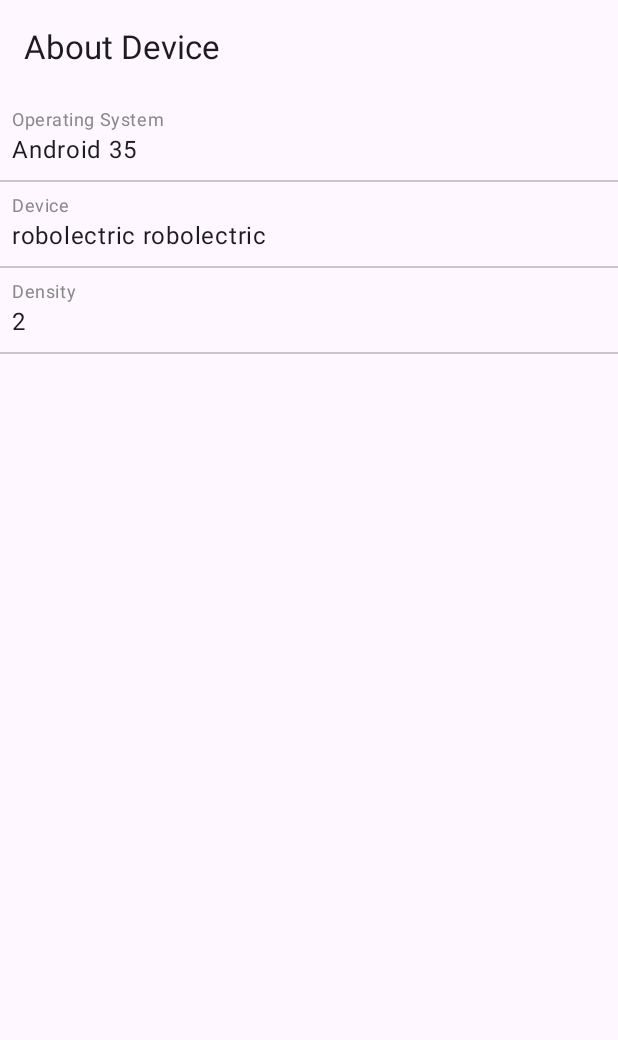
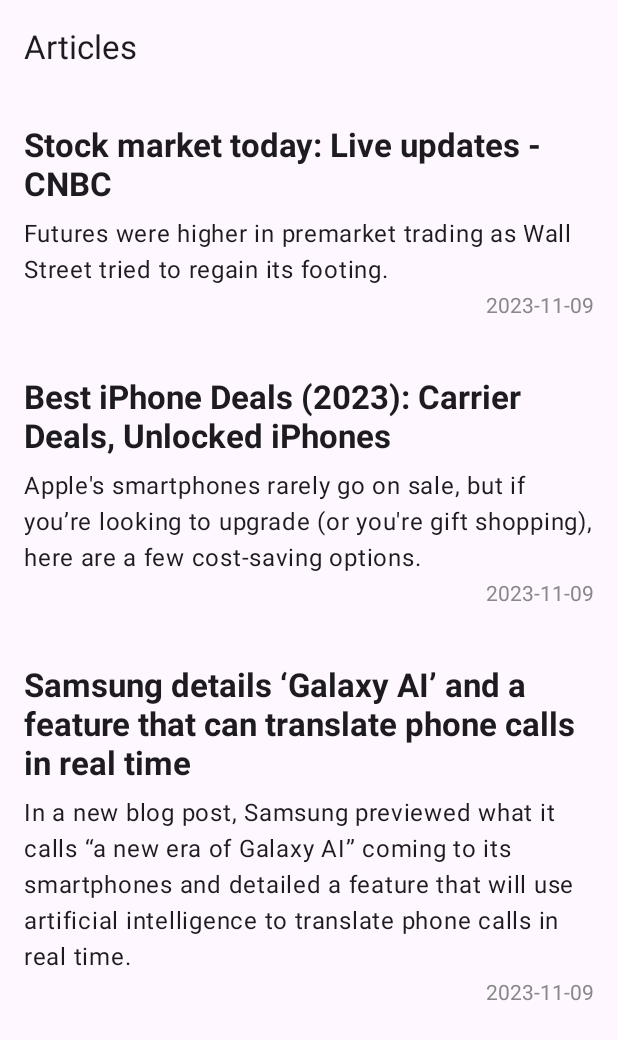
Before and after one commit to ingjohnguerrero/DailyPulse, an Android app built with Jetpack Compose: the screen it shows after launch (MainActivity), on a phone screen of 412 x 824 dp. Shown: the top 1040 px of the screen. Run offline under Robolectric (Android 15) with nearby library versions, the phone set to English and light mode, and no system bars; pictures from the network do not load.

Commit message:
feat (androidApp): Add UI implementation

```diff
--- a/androidApp/build.gradle.kts
+++ b/androidApp/build.gradle.kts
@@ -42,5 +42,6 @@ dependencies {
     implementation(libs.compose.ui.tooling.preview)
     implementation(libs.compose.material3)
     implementation(libs.androidx.activity.compose)
+    implementation(libs.coil.compose)
     debugImplementation(libs.compose.ui.tooling)
 }
--- a/androidApp/src/main/AndroidManifest.xml
+++ b/androidApp/src/main/AndroidManifest.xml
@@ -1,5 +1,7 @@
 <?xml version="1.0" encoding="utf-8"?>
 <manifest xmlns:android="http://schemas.android.com/apk/res/android">
+
+    <uses-permission android:name="android.permission.INTERNET" />
 
     <application
         android:allowBackup="false"
--- a/androidApp/src/main/java/com/petros/efthumiou/dailypulse/android/MainActivity.kt
+++ b/androidApp/src/main/java/com/petros/efthumiou/dailypulse/android/MainActivity.kt
@@ -3,18 +3,22 @@ package com.petros.efthumiou.dailypulse.android
 import android.os.Bundle
 import androidx.activity.ComponentActivity
 import androidx.activity.compose.setContent
+import androidx.activity.viewModels
 import androidx.compose.foundation.layout.fillMaxSize
 import androidx.compose.material3.*
 import androidx.compose.runtime.Composable
 import androidx.compose.ui.Modifier
 import androidx.compose.ui.tooling.preview.Preview
 import com.petros.efthumiou.dailypulse.Platform
+import com.petros.efthumiou.dailypulse.android.screens.AboutScreen
+import com.petros.efthumiou.dailypulse.android.screens.ArticlesScreen
+import com.petros.efthumiou.dailypulse.articles.ArticlesViewModel
 
 class MainActivity : ComponentActivity() {
     override fun onCreate(savedInstanceState: Bundle?) {
         super.onCreate(savedInstanceState)
 
-        Platform().logSystemInfo()
+        val articlesViewModel: ArticlesViewModel by viewModels()
 
         setContent {
             MyApplicationTheme {
@@ -22,7 +26,7 @@ class MainActivity : ComponentActivity() {
                     modifier = Modifier.fillMaxSize(),
                     color = MaterialTheme.colorScheme.background
                 ) {
-                    AboutScreen()
+                    ArticlesScreen(articlesViewModel = articlesViewModel)
                 }
             }
         }
--- a/androidApp/src/main/java/com/petros/efthumiou/dailypulse/android/AboutScreen.kt
+++ b/androidApp/src/main/java/com/petros/efthumiou/dailypulse/android/screens/AboutScreen.kt
@@ -1,4 +1,4 @@
-package com.petros.efthumiou.dailypulse.android
+package com.petros.efthumiou.dailypulse.android.screens
 import androidx.compose.foundation.layout.Column
 import androidx.compose.foundation.layout.fillMaxSize
 import androidx.compose.foundation.layout.fillMaxWidth
--- /dev/null
+++ b/androidApp/src/main/java/com/petros/efthumiou/dailypulse/android/screens/ArticlesScreen.kt
@@ -0,0 +1,127 @@
+package com.petros.efthumiou.dailypulse.android.screens
+
+import androidx.compose.foundation.layout.Box
+import androidx.compose.foundation.layout.Column
+import androidx.compose.foundation.layout.Spacer
+import androidx.compose.foundation.layout.fillMaxSize
+import androidx.compose.foundation.layout.fillMaxWidth
+import androidx.compose.foundation.layout.height
+import androidx.compose.foundation.layout.padding
+import androidx.compose.foundation.layout.width
+import androidx.compose.foundation.lazy.LazyColumn
+import androidx.compose.foundation.lazy.items
+import androidx.compose.material.icons.Icons
+import androidx.compose.material.icons.outlined.Info
+import androidx.compose.material3.CircularProgressIndicator
+import androidx.compose.material3.ExperimentalMaterial3Api
+import androidx.compose.material3.Icon
+import androidx.compose.material3.IconButton
+import androidx.compose.material3.MaterialTheme
+import androidx.compose.material3.Text
+import androidx.compose.material3.TopAppBar
+import androidx.compose.runtime.Composable
+import androidx.compose.runtime.collectAsState
+import androidx.compose.ui.Alignment
+import androidx.compose.ui.Modifier
+import androidx.compose.ui.graphics.Color
+import androidx.compose.ui.layout.ContentScale
+import androidx.compose.ui.text.TextStyle
+import androidx.compose.ui.text.font.FontWeight
+import androidx.compose.ui.text.style.TextAlign
+import androidx.compose.ui.unit.dp
+import androidx.compose.ui.unit.sp
+import coil.compose.AsyncImage
+
+import com.petros.efthumiou.dailypulse.articles.Article
+import com.petros.efthumiou.dailypulse.articles.ArticlesViewModel
+
+
+@Composable
+fun ArticlesScreen(
+    articlesViewModel: ArticlesViewModel
+){
+    val articlesState = articlesViewModel.articlesState.collectAsState()
+
+    Column {
+        AppBar()
+        if (articlesState.value.loading)
+            Loader()
+        if (articlesState.value.error != null)
+            ErrorMessage(message = articlesState.value.error ?: "I've got an error")
+        if (articlesState.value.articles.isNotEmpty())
+            ArticlesListView(articlesViewModel.articlesState.value.articles)
+    }
+}
+
+@OptIn(ExperimentalMaterial3Api::class)
+@Composable
+private fun AppBar(
+){
+    TopAppBar(
+        title = { Text(text = "Articles") }
+    )
+}
+
+@Composable
+private fun ArticlesListView(articles: List<Article>) {
+    LazyColumn(modifier = Modifier.fillMaxSize()){
+        items(articles) { article ->
+            ArticleItemView(article = article)
+        }
+    }
+}
+
+@Composable
+fun ArticleItemView(article: Article) {
+    Column(
+        modifier = Modifier
+            .fillMaxWidth()
+            .padding(16.dp)
+    ) {
+        AsyncImage(
+            model = article.imageUrl,
+            contentDescription = null
+        )
+        Spacer(modifier = Modifier.height(4.dp))
+        Text(
+            text = article.title,
+            style = TextStyle(fontWeight =  FontWeight.Bold, fontSize = 22.sp)
+        )
+        Spacer(modifier = Modifier.height(8.dp))
+        Text(text = article.description)
+        Spacer(modifier = Modifier.height(4.dp))
+        Text(
+            text = article.date,
+            style = TextStyle(color = Color.Gray),
+            modifier = Modifier.align(Alignment.End)
+        )
+        Spacer(modifier = Modifier.height(4.dp))
+    }
+}
+
+@Composable
+private fun Loader() {
+    Box(
+        modifier = Modifier.fillMaxSize(),
+        contentAlignment = Alignment.Center
+    ) {
+        CircularProgressIndicator(
+            modifier = Modifier.width(64.dp),
+            color = MaterialTheme.colorScheme.surfaceVariant,
+            trackColor = MaterialTheme.colorScheme.secondary
+        )
+    }
+}
+
+@Composable
+private fun ErrorMessage(message: String) {
+    Box(
+        modifier = Modifier.fillMaxSize(),
+        contentAlignment = Alignment.Center
+    ) {
+        Text(
+            text = message,
+            style = TextStyle(fontSize = 28.sp, textAlign = TextAlign.Center)
+        )
+    }
+}
--- a/gradle/libs.versions.toml
+++ b/gradle/libs.versions.toml
@@ -1,10 +1,12 @@
 [versions]
 agp = "8.9.1"
+coilCompose = "2.5.0"
 kotlin = "2.0.0"
 compose = "1.5.4"
 compose-material3 = "1.1.2"
 androidx-activityCompose = "1.8.0"
 kotlinxCoroutinesCore = "1.7.3"
+kamelImage = "0.9.4"
 lifecycleViewmodelKtx = "2.8.7"
 
 [libraries]
@@ -17,6 +19,9 @@ compose-ui-tooling-preview = { module = "androidx.compose.ui:ui-tooling-preview"
 compose-foundation = { module = "androidx.compose.foundation:foundation", version.ref = "compose" }
 compose-material3 = { module = "androidx.compose.material3:material3", version.ref = "compose-material3" }
 kotlinx-coroutines-core = { module = "org.jetbrains.kotlinx:kotlinx-coroutines-core", version.ref = "kotlinxCoroutinesCore" }
+kotlinx-coroutines-test = { module = "org.jetbrains.kotlinx:kotlinx-coroutines-test", version.ref = "kotlinxCoroutinesCore" }
+kamel-image = { module = "media.kamel:kamel-image", version.ref = "kamelImage" }
+coil-compose = { module = "io.coil-kt:coil-compose", version.ref = "coilCompose" }
 
 [plugins]
 androidApplication = { id = "com.android.application", version.ref = "agp" }
--- a/shared/build.gradle.kts
+++ b/shared/build.gradle.kts
@@ -30,6 +30,7 @@ kotlin {
     sourceSets {
         commonMain.dependencies {
             implementation(libs.kotlinx.coroutines.core)
+            implementation(libs.kamel.image)
         }
         androidMain.dependencies {
             implementation(libs.androidx.lifecycle.viewmodel.ktx)
@@ -39,6 +40,7 @@ kotlin {
         }
         commonTest.dependencies {
             implementation(libs.kotlin.test)
+            implementation(libs.kotlinx.coroutines.test)
         }
     }
 }
--- a/shared/src/commonMain/kotlin/com/petros/efthumiou/dailypulse/articles/ArticlesViewModel.kt
+++ b/shared/src/commonMain/kotlin/com/petros/efthumiou/dailypulse/articles/ArticlesViewModel.kt
@@ -19,6 +19,10 @@ class ArticlesViewModel: BaseViewModel() {
     private fun getArticles() {
         scope.launch {
             delay(500)
+
+            _articlesState.emit(ArticlesState(error = "Something went wrong"))
+
+            delay(1500)
 
             val fetched = fetchArticles()
 
```
Also changed, not shown: 1 other file.
